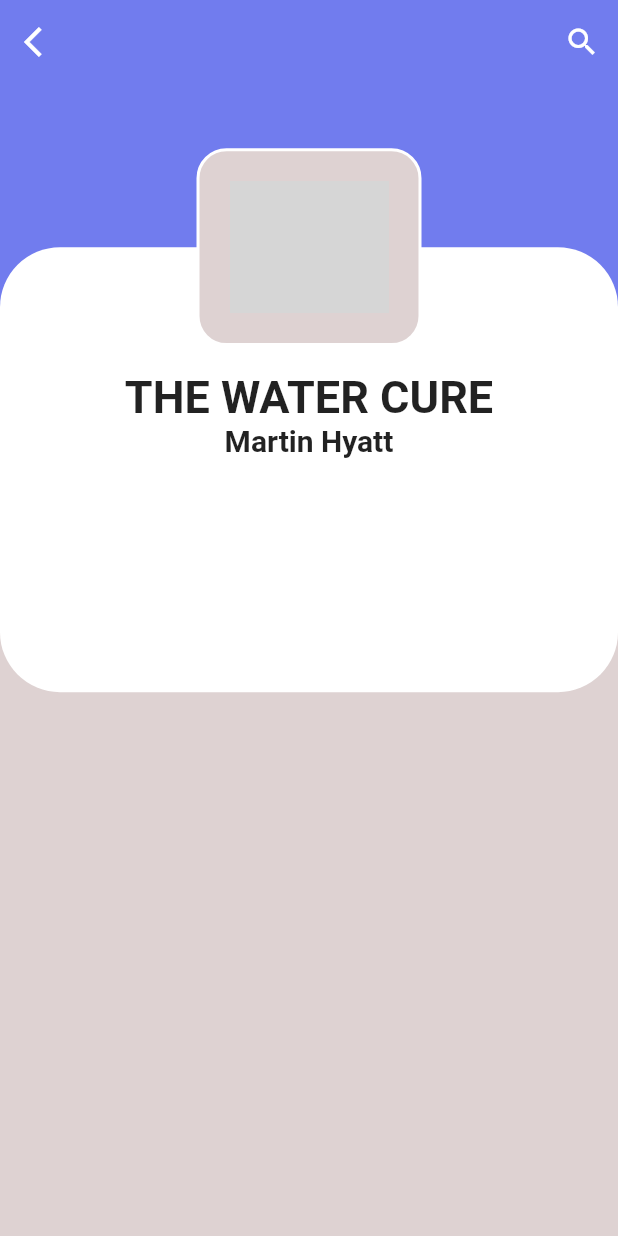
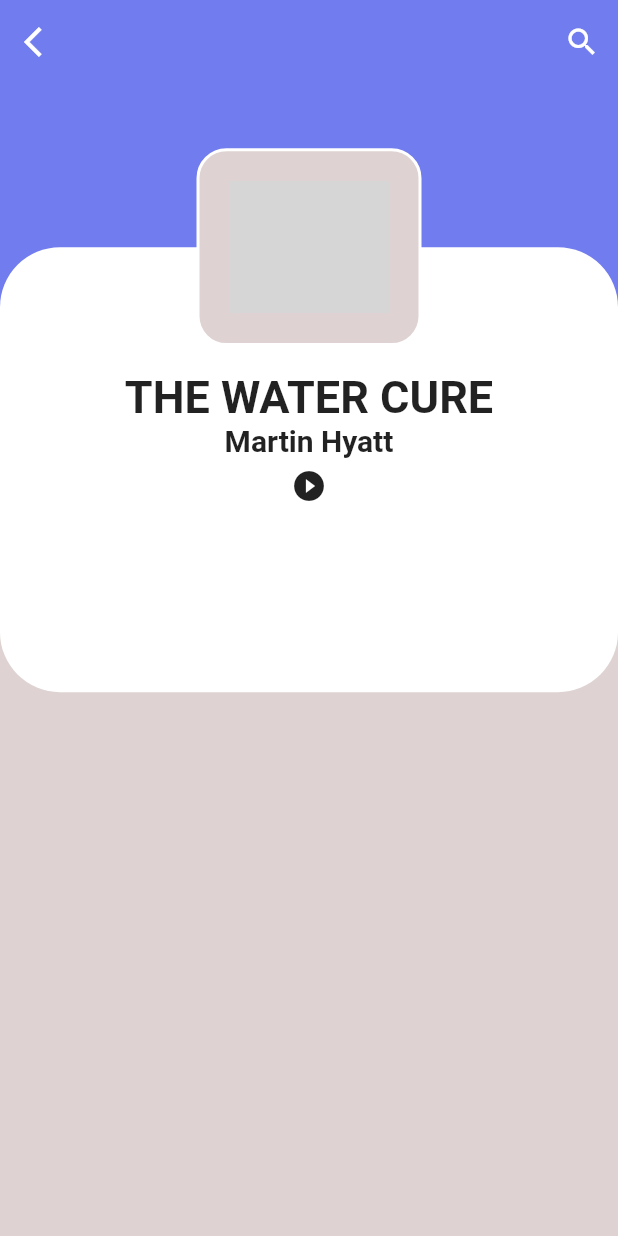
Before and after one commit to asahaya/audio220610, a Flutter app: the screen it shows after launch, on a phone screen of 412 x 824 dp. Run offline on Flutter 3.47's test engine with Material 2 defaults, Android fonts, the phone set to English and light mode, and no system bars; our stand-ins replace audioplayers; network calls fail; grey boxes are pictures that could not be loaded.

Commit message:
'音楽再生停止部分'

```diff
--- /dev/null
+++ b/lib/audio_file.dart
@@ -0,0 +1,90 @@
+import 'package:audioplayers/audioplayers.dart';
+import 'package:flutter/material.dart';
+
+class AudioFile extends StatefulWidget {
+  final AudioPlayer? advancedPlayer;
+
+  const AudioFile({Key? key, this.advancedPlayer}) : super(key: key);
+
+  @override
+  State<AudioFile> createState() => _AudioFileState();
+}
+
+class _AudioFileState extends State<AudioFile> {
+  Duration _duration = Duration();
+  Duration _position = Duration();
+  final String path = "https://www.ne.jp/asahi/music/myuu/wave/asibue.mp3";
+  bool isPlaying = false;
+  bool isPaused = false;
+  bool isLoop = false;
+  List<IconData> _icons = [
+    Icons.play_circle_fill,
+    Icons.pause_circle_filled,
+  ];
+
+  @override
+  void initState() {
+    super.initState();
+    this.widget.advancedPlayer!.onDurationChanged.listen((event) {
+      setState(() {
+        _duration = event;
+      });
+    });
+    this.widget.advancedPlayer!.onAudioPositionChanged.listen((po) {
+      setState(() {
+        _position = po;
+      });
+    });
+    this.widget.advancedPlayer!.setUrl(path);
+  }
+
+  Widget btnStart() {
+    return IconButton(
+      padding: const EdgeInsets.only(bottom: 10),
+      onPressed: () {
+        if (isPlaying == false) {
+          this.widget.advancedPlayer!.play(path);
+          setState(() {
+            isPlaying = true;
+          });
+        } else if (isPlaying == true) {
+          this.widget.advancedPlayer!.pause();
+          setState(() {
+            isPlaying = false;
+          });
+        }
+      },
+      icon: isPlaying == false ? Icon(_icons[0]) : Icon(_icons[1]),
+    );
+  }
+
+  Widget loadAsset() {
+    return Container(
+      child: Row(
+        crossAxisAlignment: CrossAxisAlignment.center,
+        mainAxisAlignment: MainAxisAlignment.spaceEvenly,
+        children: [
+          btnStart(),
+        ],
+      ),
+    );
+  }
+
+  @override
+  Widget build(BuildContext context) {
+    return Container(
+      child: Column(
+        children: [
+          Padding(
+            padding: const EdgeInsets.only(left: 20, right: 20),
+            child: Row(
+              mainAxisAlignment: MainAxisAlignment.spaceBetween,
+              children: [],
+            ),
+          ),
+          loadAsset(),
+        ],
+      ),
+    );
+  }
+}
--- a/lib/detail_audio_page.dart
+++ b/lib/detail_audio_page.dart
@@ -1,3 +1,5 @@
+import 'package:audio220610/audio_file.dart';
+import 'package:audioplayers/audioplayers.dart';
 import 'package:flutter/material.dart';
 import 'app_colors.dart' as AppColors;
 
@@ -9,7 +11,15 @@ class DetailAudioPage extends StatefulWidget {
 }
 
 class _DetailAudioPageState extends State<DetailAudioPage> {
+  late AudioPlayer advancedPlayer;
+
   @override
+
+  void initState(){
+    super.initState();
+    advancedPlayer=AudioPlayer();
+  }
+
   Widget build(BuildContext context) {
     final double screenHeight = MediaQuery.of(context).size.height;
     final double screenWIdth = MediaQuery.of(context).size.width;
@@ -69,6 +79,7 @@ class _DetailAudioPageState extends State<DetailAudioPage> {
                         fontWeight: FontWeight.bold,
                       ),
                     ),
+                   AudioFile(advancedPlayer: advancedPlayer,),
                   ],
                 ),
               )),
--- a/pubspec.yaml
+++ b/pubspec.yaml
@@ -34,6 +34,7 @@ dependencies:
   # The following adds the Cupertino Icons font to your application.
   # Use with the CupertinoIcons class for iOS style icons.
   cupertino_icons: ^1.0.2
+  audioplayers: ^0.20.1
 
 dev_dependencies:
   flutter_test:
```
Also changed, not shown: pubspec.lock.
